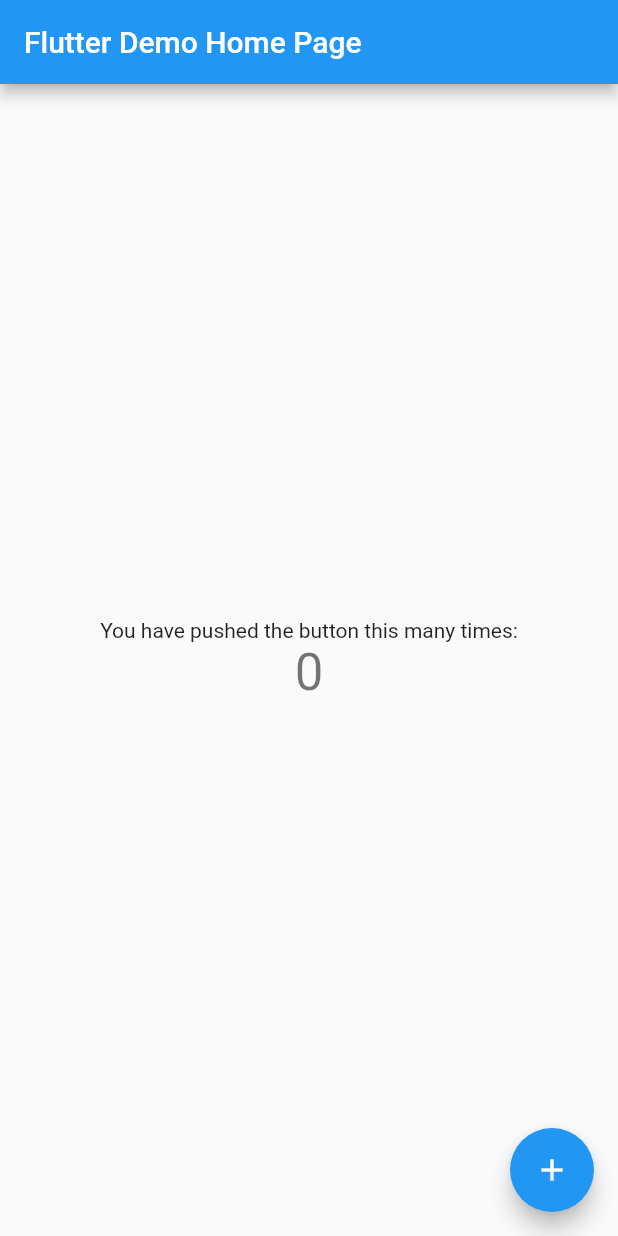
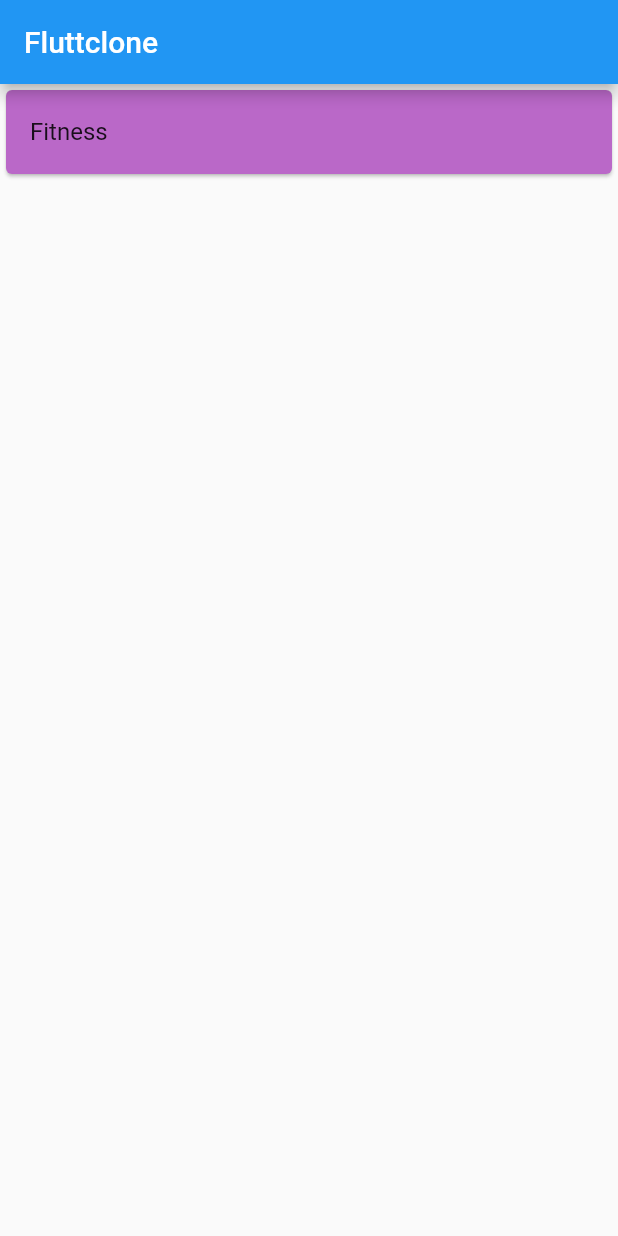
Before and after one commit to Dextavision/Fluttclone, a Flutter app: the screen it shows after launch, on a phone screen of 412 x 824 dp. Run offline on Flutter 3.47's test engine with Material 2 defaults, Android fonts, the phone set to English and light mode, and no system bars.

Commit message:
started with dribbble fitness design

```diff
--- /dev/null
+++ b/lib/app/fluttclone.dart
@@ -0,0 +1,18 @@
+import 'package:fluttclone/app/home.dart';
+import 'package:flutter/material.dart';
+
+class Fluttclone extends StatelessWidget {
+  @override
+  Widget build(BuildContext context) {
+    return MaterialApp(
+      home: Scaffold(
+        appBar: AppBar(
+          title: Text(
+            'Fluttclone',
+          ),
+        ),
+        body: Home(),
+      ),
+    );
+  }
+}
--- /dev/null
+++ b/lib/app/home.dart
@@ -0,0 +1,28 @@
+import 'package:fluttclone/fitness/fitness.dart';
+import 'package:flutter/material.dart';
+
+class Home extends StatelessWidget {
+  @override
+  Widget build(BuildContext context) {
+    return ListView(
+      children: <Widget>[
+        GestureDetector(
+          child: Card(
+            child: ListTile(
+              title: Text('Fitness'),
+            ),
+            color: Colors.purple.shade300,
+          ),
+          onTap: () {
+            Navigator.push(
+              context,
+              MaterialPageRoute(
+                builder: (context) => Fitness(),
+              ),
+            );
+          },
+        ),
+      ],
+    );
+  }
+}
--- /dev/null
+++ b/lib/fitness/constants.dart
@@ -0,0 +1,4 @@
+import 'package:flutter/material.dart';
+
+const Color BACKGROUND_COLOR = Color(0xff303030);
+const Color MAIN_COLOR = Color(0xff6b6eff);
--- a/lib/main.dart
+++ b/lib/main.dart
@@ -1,113 +1,8 @@
+import 'package:fluttclone/app/fluttclone.dart';
 import 'package:flutter/material.dart';
 
 void main() {
-  runApp(MyApp());
+  runApp(
+    Fluttclone(),
+  );
 }
-
-class MyApp extends StatelessWidget {
-  // This widget is the root of your application.
-  @override
-  Widget build(BuildContext context) {
-    return MaterialApp(
-      title: 'Flutter Demo',
-      theme: ThemeData(
-        // This is the theme of your application.
-        //
-        // Try running your application with "flutter run". You'll see the
-        // application has a blue toolbar. Then, without quitting the app, try
-        // changing the primarySwatch below to Colors.green and then invoke
-        // "hot reload" (press "r" in the console where you ran "flutter run",
-        // or simply save your changes to "hot reload" in a Flutter IDE).
-        // Notice that the counter didn't reset back to zero; the application
-        // is not restarted.
-        primarySwatch: Colors.blue,
-      ),
-      home: MyHomePage(title: 'Flutter Demo Home Page'),
-    );
-  }
-}
-
-class MyHomePage extends StatefulWidget {
-  MyHomePage({Key? key, required this.title}) : super(key: key);
-
-  // This widget is the home page of your application. It is stateful, meaning
-  // that it has a State object (defined below) that contains fields that affect
-  // how it looks.
-
-  // This class is the configuration for the state. It holds the values (in this
-  // case the title) provided by the parent (in this case the App widget) and
-  // used by the build method of the State. Fields in a Widget subclass are
-  // always marked "final".
-
-  final String title;
-
-  @override
-  _MyHomePageState createState() => _MyHomePageState();
-}
-
-class _MyHomePageState extends State<MyHomePage> {
-  int _counter = 0;
-
-  void _incrementCounter() {
-    setState(() {
-      // This call to setState tells the Flutter framework that something has
-      // changed in this State, which causes it to rerun the build method below
-      // so that the display can reflect the updated values. If we changed
-      // _counter without calling setState(), then the build method would not be
-      // called again, and so nothing would appear to happen.
-      _counter++;
-    });
-  }
-
-  @override
-  Widget build(BuildContext context) {
-    // This method is rerun every time setState is called, for instance as done
-    // by the _incrementCounter method above.
-    //
-    // The Flutter framework has been optimized to make rerunning build methods
-    // fast, so that you can just rebuild anything that needs updating rather
-    // than having to individually change instances of widgets.
-    return Scaffold(
-      appBar: AppBar(
-        // Here we take the value from the MyHomePage object that was created by
-        // the App.build method, and use it to set our appbar title.
-        title: Text(widget.title),
-      ),
-      body: Center(
-        // Center is a layout widget. It takes a single child and positions it
-        // in the middle of the parent.
-        child: Column(
-          // Column is also a layout widget. It takes a list of children and
-          // arranges them vertically. By default, it sizes itself to fit its
-          // children horizontally, and tries to be as tall as its parent.
-          //
-          // Invoke "debug painting" (press "p" in the console, choose the
-          // "Toggle Debug Paint" action from the Flutter Inspector in Android
-          // Studio, or the "Toggle Debug Paint" command in Visual Studio Code)
-          // to see the wireframe for each widget.
-          //
-          // Column has various properties to control how it sizes itself and
-          // how it positions its children. Here we use mainAxisAlignment to
-          // center the children vertically; the main axis here is the vertical
-          // axis because Columns are vertical (the cross axis would be
-          // horizontal).
-          mainAxisAlignment: MainAxisAlignment.center,
-          children: <Widget>[
-            Text(
-              'You have pushed the button this many times:',
-            ),
-            Text(
-              '$_counter',
-              style: Theme.of(context).textTheme.headline4,
-            ),
-          ],
-        ),
-      ),
-      floatingActionButton: FloatingActionButton(
-        onPressed: _incrementCounter,
-        tooltip: 'Increment',
-        child: Icon(Icons.add),
-      ), // This trailing comma makes auto-formatting nicer for build methods.
-    );
-  }
-}
```
Also changed, not shown: lib/fitness/fitness.dart (added, +115 -0 lines), lib/fitness/widgets/info_card.dart (added, +35 -0 lines), 1 other file.
